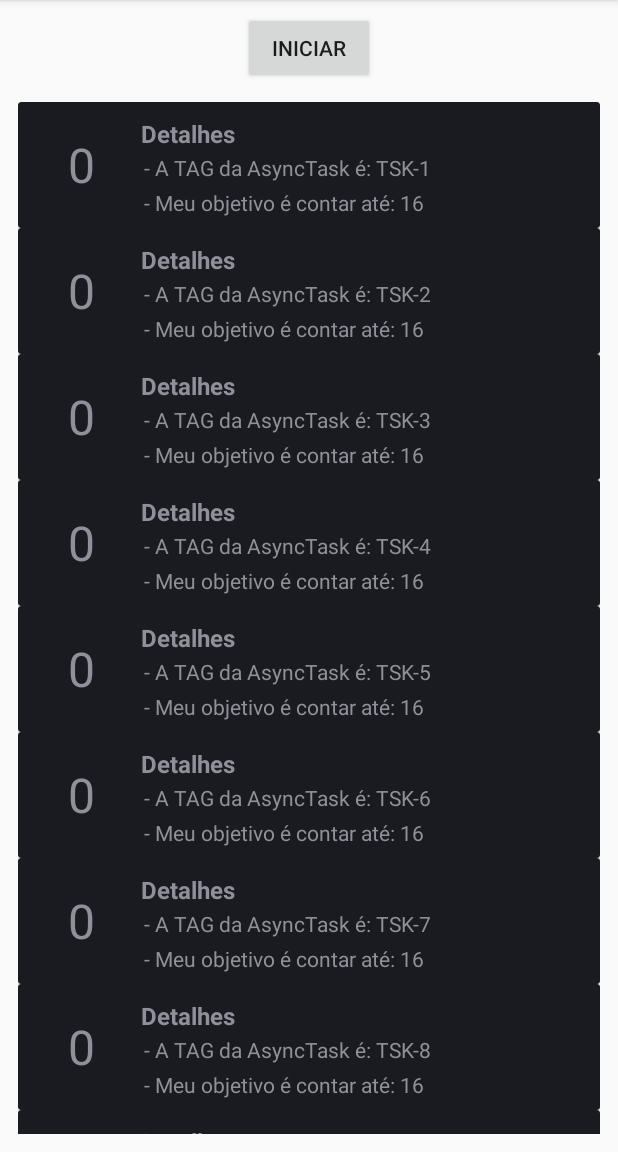
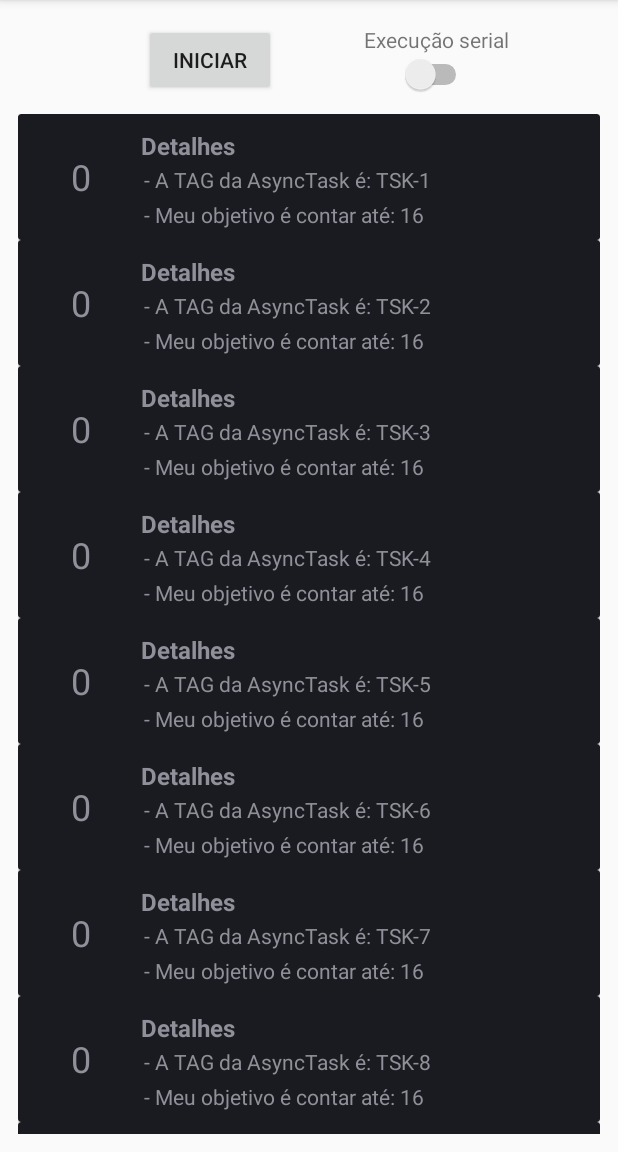
Before and after one commit to leopires/android-background-tasks, an Android app: the CounterAsyncTaskActivity screen opened directly, with no data from a screen before it, on a phone screen of 412 x 824 dp, the part 84-1236 px from its top. Run offline under Robolectric (Android 15) with nearby library versions, the phone set to English and light mode, and no system bars.

Commit message:
Fix para que seja possível observar as AsyncTasks (Threads) de forma correta.

```diff
--- a/android-utils/src/main/java/com/pireslabs/android/utils/async/BasicObservableAsyncTask.java
+++ b/android-utils/src/main/java/com/pireslabs/android/utils/async/BasicObservableAsyncTask.java
@@ -102,7 +102,7 @@ public abstract class BasicObservableAsyncTask extends AsyncTask<Void, ProgressR
     }
 
     @Override
-    protected void onCancelled() {
+    protected void onCancelled(BasicTaskResult result) {
         this.notifyOnCancelled();
     }
 }
--- a/app/src/main/java/com/pireslabs/backgroundtasks/ui/activities/CounterAsyncTaskActivity.java
+++ b/app/src/main/java/com/pireslabs/backgroundtasks/ui/activities/CounterAsyncTaskActivity.java
@@ -14,7 +14,7 @@ import com.pireslabs.backgroundtasks.ui.adapters.CountersTaskListAdapter;
 
 public class CounterAsyncTaskActivity extends BasicActivity {
 
-    private static final ObservableCounterAsyncTask[] COUNTERS = new ObservableCounterAsyncTask[10];
+    private static final ObservableCounterAsyncTask[] COUNTERS = new ObservableCounterAsyncTask[12];
 
     private Button btnStartCounters;
 
@@ -25,6 +25,14 @@ public class CounterAsyncTaskActivity extends BasicActivity {
         super.onCreate(savedInstanceState);
         setContentView(R.layout.activity_counter_async_task);
         this.initControls();
+    }
+
+    @Override
+    protected void onDestroy() {
+        super.onDestroy();
+        for (ObservableCounterAsyncTask task: COUNTERS) {
+            task.cancel();
+        }
     }
 
     private void initControls() {
@@ -42,20 +50,23 @@ public class CounterAsyncTaskActivity extends BasicActivity {
         }
     }
 
+    private void createTasks() {
+        for (int i = 0; i < COUNTERS.length; i++) {
+            String taskTag = String.format("TSK-%s", i+1);
+            COUNTERS[i] = new ObservableCounterAsyncTask(taskTag, NumbersHelpers.getRandom(10, 30));
+        }
+    }
+
     private void setupStartButton() {
         if (this.btnStartCounters != null) {
             this.btnStartCounters.setOnClickListener(view -> {
                 for (ObservableCounterAsyncTask COUNTER : COUNTERS) {
                     COUNTER.executeOnExecutor(AsyncTask.THREAD_POOL_EXECUTOR);
                 }
+                this.btnStartCounters.setEnabled(false);
+                this.btnStartCounters.setAlpha(0.8f);
             });
         }
     }
 
-    private void createTasks() {
-        for (int i = 0; i < COUNTERS.length; i++) {
-            String taskTag = String.format("TSK-%s", i+1);
-            COUNTERS[i] = new ObservableCounterAsyncTask(taskTag, NumbersHelpers.getRandom(10, 30));
-        }
-    }
 }
--- a/app/src/main/java/com/pireslabs/backgroundtasks/ui/adapters/CountersTaskListAdapter.java
+++ b/app/src/main/java/com/pireslabs/backgroundtasks/ui/adapters/CountersTaskListAdapter.java
@@ -33,35 +33,18 @@ public class CountersTaskListAdapter extends RecyclerView.Adapter<CountersTaskLi
     @Override
     public CounterTaskViewHolder onCreateViewHolder(@NonNull ViewGroup viewGroup, int i) {
         final View itemView = this.layoutInflater.inflate(R.layout.card_view_counter_async_task, viewGroup, false);
-        CounterTaskViewHolder viewHolder = new CounterTaskViewHolder(itemView);
-        logDebug(String.valueOf(viewHolder.instanceNumber), "onCreateViewHolder", "NEW");
-        return viewHolder;
+        return new CounterTaskViewHolder(itemView);
     }
 
     @Override
     public void onBindViewHolder(@NonNull CounterTaskViewHolder viewHolder, int i) {
         final ObservableCounterAsyncTask counterAsyncTask = this.countersTasks[i];
-        logDebug(String.valueOf(viewHolder.instanceNumber), "onBindViewHolder", "[TSK] = " + counterAsyncTask.getTaskTag());
         viewHolder.setObservableCounterTaskToObserve(counterAsyncTask);
     }
 
     @Override
     public void onViewRecycled(@NonNull CounterTaskViewHolder holder) {
-        logDebug(String.valueOf(holder.instanceNumber), "onViewRecycled", "");
-    }
-
-    @Override
-    public void onViewAttachedToWindow(@NonNull CounterTaskViewHolder holder) {
-        logDebug(String.valueOf(holder.instanceNumber), "onViewAttachedToWindow", "");
-    }
-
-    @Override
-    public void onViewDetachedFromWindow(@NonNull CounterTaskViewHolder holder) {
-        logDebug(String.valueOf(holder.instanceNumber), "onViewDetachedFromWindow", "");
-    }
-
-    private void logDebug(String viewHolder, String metodo, String message) {
-        Log.debug(this.getClass().getSimpleName(), String.format("[VH] = %s | (%s): %s", viewHolder, metodo, message));
+        holder.removeObservableCounterTaskToObserve();
     }
 
     @Override
@@ -73,10 +56,6 @@ public class CountersTaskListAdapter extends RecyclerView.Adapter<CountersTaskLi
     }
 
     static final class CounterTaskViewHolder extends RecyclerView.ViewHolder implements AsyncTaskListener {
-
-        private static int instancesCount = 0;
-
-        private int instanceNumber = 0;
 
         private final Context context;
 
@@ -97,30 +76,31 @@ public class CountersTaskListAdapter extends RecyclerView.Adapter<CountersTaskLi
             this.txtvwCounterTaskCurrentValue = itemView.findViewById(R.id.txtvw_counter_task_current_value);
             this.txtvwCounterTaskTag = itemView.findViewById(R.id.txtvw_counter_task_task_tag);
             this.txtvwCounterTaskSize = itemView.findViewById(R.id.txtvw_counter_task_task_size);
-            instancesCount++;
-            this.instanceNumber = instancesCount;
         }
 
         void setObservableCounterTaskToObserve(ObservableCounterAsyncTask counterAsyncTask) {
             this.counterTask = counterAsyncTask;
-//            this.counterTask.addListener(this);
-            this.txtvwCounterTaskTag.setText(this.formatCounterTaskTag(this.counterTask.getTaskTag()));
-            this.txtvwCounterTaskSize.setText(this.formatCounterTaskSize(this.counterTask.getTaskSize()));
-//            if (this.counterTask.isRunning()) {
-//                this.txtvwCounterTaskCurrentValue.setText(String.format("%s", this.counterTask.getTaskCurrentPosition()));
-//            } else if (this.counterTask.getStatus() == AsyncTask.Status.FINISHED) {
-//                this.onComplete(this.counterTask.getFinalResult());
-//            }
+            this.counterTask.addListener(this);
+            this.beforeTaskExecution();
+            if (this.counterTask.getStatus() == AsyncTask.Status.FINISHED) {
+                this.onComplete(this.counterTask.getFinalResult());
+            }
         }
 
         void removeObservableCounterTaskToObserve() {
             if (this.counterTask != null) {
-                Log.debug(this.getClass().getSimpleName(),
-                        String.format("ViewHolder %s não está mais observando da Task %s",
-                                this.instanceNumber, this.counterTask.getTaskTag()));
                 this.counterTask.removeListener(this);
                 this.counterTask = null;
             }
+        }
+
+        @Override
+        public void beforeTaskExecution() {
+            if (this.counterTask.isRunning())
+                this.prgrssbrCounterTaskProgress.setVisibility(View.VISIBLE);
+            this.txtvwCounterTaskCurrentValue.setText(String.valueOf(0));
+            this.txtvwCounterTaskTag.setText(this.formatCounterTaskTag(this.counterTask.getTaskTag()));
+            this.txtvwCounterTaskSize.setText(this.formatCounterTaskSize(this.counterTask.getTaskSize()));
         }
 
         private String formatCounterTaskTag(String taskTag) {
@@ -132,32 +112,27 @@ public class CountersTaskListAdapter extends RecyclerView.Adapter<CountersTaskLi
         }
 
         @Override
-        public void beforeTaskExecution() {
-//            this.prgrssbrCounterTaskProgress.setVisibility(View.VISIBLE);
-//            this.txtvwCounterTaskCurrentValue.setText(String.valueOf(0));
-        }
-
-        @Override
         public void onExecution(ProgressResult progress) {
-//            ProgressResult<Integer> progressResult = (ProgressResult<Integer>) progress;
-//            this.prgrssbrCounterTaskProgress.setVisibility(View.VISIBLE);
-//            this.txtvwCounterTaskCurrentValue.setText(String.format("%s", progressResult.getResult()));
+            ProgressResult<Integer> progressResult = (ProgressResult<Integer>) progress;
+            this.txtvwCounterTaskCurrentValue.setText(String.format("%s", progressResult.getResult()));
         }
 
         @Override
         public void onComplete(BasicTaskResult result) {
-//            this.prgrssbrCounterTaskProgress.setVisibility(View.INVISIBLE);
-//            this.txtvwCounterTaskCurrentValue.setText(String.format("%s", ((IntegerTaskResult)result).getResult().toString()));
+            if (result != null) {
+                this.prgrssbrCounterTaskProgress.setVisibility(View.INVISIBLE);
+                this.txtvwCounterTaskCurrentValue.setText(String.format("%s", ((IntegerTaskResult)result).getResult().toString()));
+            }
         }
 
         @Override
         public void onError(Throwable error) {
-//            Log.error(this.counterTask.getTaskTag(), error.getMessage());
+            Log.error(this.counterTask.getTaskTag(), error.getMessage());
         }
 
         @Override
         public void onCancelled() {
-//            Log.error(this.counterTask.getTaskTag(), "Cancelada.");
+            Log.error(this.counterTask.getTaskTag(), "Cancelada.");
         }
     }
 }
--- a/app/src/main/res/layout/activity_counter_async_task.xml
+++ b/app/src/main/res/layout/activity_counter_async_task.xml
@@ -10,13 +10,44 @@
         android:id="@+id/btn_start_counters"
         android:layout_width="wrap_content"
         android:layout_height="wrap_content"
-        android:layout_marginStart="8dp"
-        android:layout_marginTop="8dp"
-        android:layout_marginEnd="8dp"
+        android:layout_marginStart="96dp"
+        android:layout_marginTop="16dp"
         android:text="@string/start"
-        app:layout_constraintEnd_toEndOf="parent"
         app:layout_constraintStart_toStartOf="parent"
         app:layout_constraintTop_toTopOf="parent" />
+
+    <LinearLayout
+        android:layout_width="wrap_content"
+        android:layout_height="wrap_content"
+        android:layout_marginStart="8dp"
+        android:layout_marginEnd="8dp"
+        android:orientation="vertical"
+        android:gravity="center"
+        app:layout_constraintBottom_toBottomOf="@+id/btn_start_counters"
+        app:layout_constraintEnd_toEndOf="parent"
+        app:layout_constraintHorizontal_bias="0.437"
+        app:layout_constraintStart_toEndOf="@+id/btn_start_counters"
+        app:layout_constraintTop_toTopOf="@+id/btn_start_counters">
+
+        <TextView
+            android:layout_width="wrap_content"
+            android:layout_height="wrap_content"
+            android:text="@string/execucao_serial" />
+
+        <Switch
+            android:id="@+id/swtch_execution_mode"
+            android:layout_width="wrap_content"
+            android:layout_height="wrap_content"
+            android:checked="false"
+            android:textAlignment="center"
+            android:textOff="@string/execucao_serial_nao"
+            android:textOn="@string/execucao_serial_sim"
+            tools:checked="false"
+            tools:layout_editor_absoluteX="168dp"
+            tools:layout_editor_absoluteY="27dp" />
+
+    </LinearLayout>
+
 
     <android.support.v7.widget.RecyclerView
         android:id="@+id/rcclrvw_counter_async_tasks"
@@ -37,4 +68,5 @@
     </android.support.v7.widget.RecyclerView>
 
 
+
 </android.support.constraint.ConstraintLayout>
--- a/app/src/main/res/layout/card_view_counter_async_task.xml
+++ b/app/src/main/res/layout/card_view_counter_async_task.xml
@@ -31,7 +31,7 @@
             android:layout_height="0dp"
             android:gravity="center"
             android:text="@string/counter_start_value"
-            android:textSize="32sp"
+            android:textSize="24sp"
             app:layout_constraintBottom_toBottomOf="@+id/prgrssbr_counter_task_progress_animation"
             app:layout_constraintEnd_toEndOf="@+id/prgrssbr_counter_task_progress_animation"
             app:layout_constraintHorizontal_bias="0.0"
--- a/app/src/main/res/values/strings.xml
+++ b/app/src/main/res/values/strings.xml
@@ -8,4 +8,7 @@
     <string name="detalhes">Detalhes</string>
     <string name="counter_task_size">- Meu objetivo é contar até: %s</string>
     <string name="counter_task_tag">- A TAG da AsyncTask é: %s</string>
+    <string name="execucao_serial">Execução serial</string>
+    <string name="execucao_serial_sim">SIM</string>
+    <string name="execucao_serial_nao">NÃO</string>
 </resources>
```
Also changed, not shown: app/src/main/java/com/pireslabs/backgroundtasks/tasks/ObservableCounterAsyncTask.java (+5 -12 lines).
